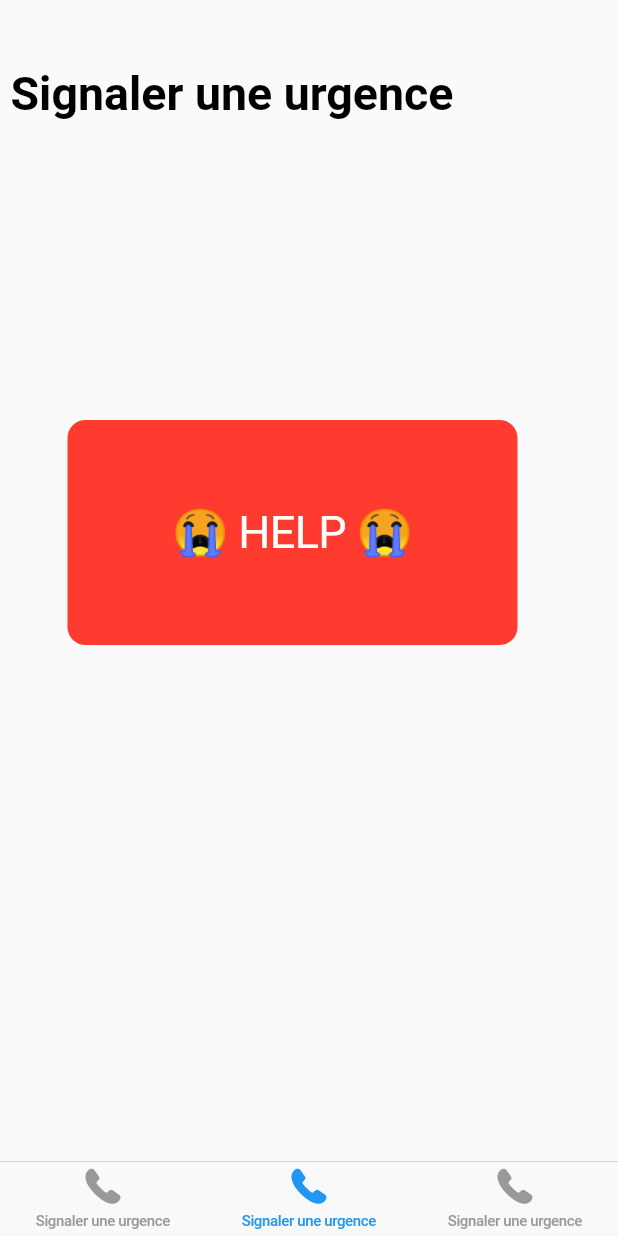
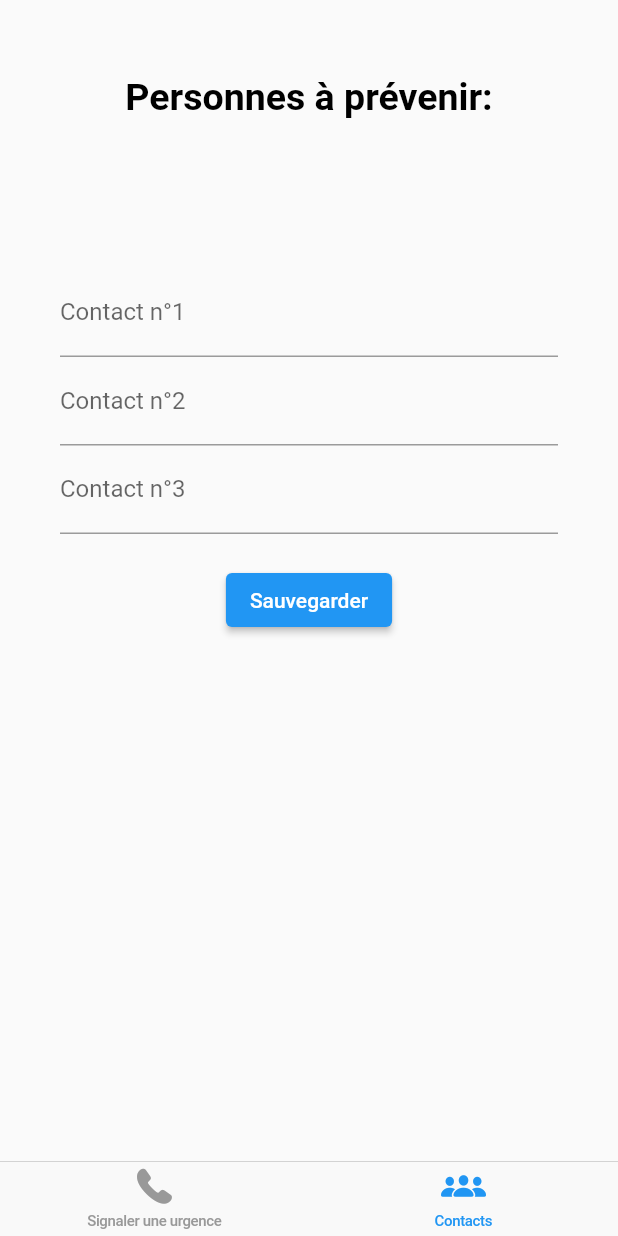
Before and after one commit to achillebourgault/Hackathon-May-2021, a Flutter app: the screen it shows after launch, item 2 of the bottom bar chosen, on a phone screen of 412 x 824 dp. Run offline on Flutter 3.47's test engine with Material 2 defaults, Android fonts, the phone set to English and light mode, and no system bars; our stand-ins replace geolocator, google_fonts, permission_handler, shared_preferences; missing offline and left inert: flutter_sound, telephony; Roboto replaces fonts that are missing (Candal).

Commit message:
[+]Contacts menu and help menu

```diff
--- /dev/null
+++ b/lib/contacts_menu.dart
@@ -0,0 +1,88 @@
+import 'package:flutter/cupertino.dart';
+import 'package:flutter/foundation.dart';
+import 'package:flutter/material.dart';
+import 'package:flutter/services.dart';
+import 'package:shared_preferences/shared_preferences.dart';
+import 'package:google_fonts/google_fonts.dart';
+
+class contacts_menu extends StatefulWidget {
+  const contacts_menu({Key? key}) : super(key: key);
+  static const title = "Contacts";
+  static const icon = Icon(CupertinoIcons.person_3_fill);
+
+  @override
+  _contacts_menuState createState() => _contacts_menuState();
+}
+
+class _contacts_menuState extends State<contacts_menu> {
+  final firstController = TextEditingController();
+  final secondController = TextEditingController();
+  final thirdController = TextEditingController();
+
+  Future<void> saveStringInLocalMemory(String key, String value) async {
+    var pref = await SharedPreferences.getInstance();
+    pref.setString(key, value);
+  }
+
+  Future<void> savePhoneNumbers() async {
+    saveStringInLocalMemory("FIRST_CONTACT", firstController.text);
+    saveStringInLocalMemory("SECOND_CONTACT", secondController.text);
+    saveStringInLocalMemory("THIRD_CONTACT", thirdController.text);
+  }
+
+  @override
+  Widget build(BuildContext context) {
+    return Material (
+      child: Container(
+        padding: const EdgeInsets.all(40.0),
+        child: new Column(
+          mainAxisAlignment: MainAxisAlignment.start,
+          children: <Widget>[
+              Container(
+                margin: const EdgeInsets.only(top: 10, bottom: 100),
+                child: Text(
+                  'Personnes à prévenir:',
+                  style: GoogleFonts.candal(
+                    fontSize: 25,
+                    fontWeight: FontWeight.w700,
+                    color: CupertinoColors.black,
+                  ),
+                ),
+              ),
+            new TextField(
+              controller: firstController,
+              decoration: new InputDecoration(labelText: "Contact n°1"),
+              keyboardType: TextInputType.number,
+              inputFormatters: <TextInputFormatter>[FilteringTextInputFormatter.digitsOnly],
+            ),
+            new TextField(
+              controller: secondController,
+              decoration: new InputDecoration(labelText: "Contact n°2"),
+              keyboardType: TextInputType.number,
+              inputFormatters: <TextInputFormatter>[FilteringTextInputFormatter.digitsOnly],
+            ),
+            new TextField(
+              controller: thirdController,
+              decoration: new InputDecoration(labelText: "Contact n°3"),
+              keyboardType: TextInputType.number,
+              inputFormatters: <TextInputFormatter>[FilteringTextInputFormatter.digitsOnly],
+            ),
+        Container(
+          margin: const EdgeInsets.only(top: 20),
+          child: ElevatedButton(
+              onPressed: () => savePhoneNumbers(),
+              child: Text("Sauvegarder"),
+            ),
+        ),
+          ],
+        ),
+      ),
+    );
+  }
+
+  @override
+  void dispose() {
+    firstController.dispose();
+    super.dispose();
+  }
+}
--- a/lib/main.dart
+++ b/lib/main.dart
@@ -1,7 +1,7 @@
 import 'package:flutter/material.dart';
 import 'package:flutter/cupertino.dart';
-
 import 'main_menu.dart';
+import 'contacts_menu.dart';
 
 void main() {
   runApp(ConnectedKeychainApp());
@@ -39,12 +39,8 @@ class _HomePageState extends State<HomePage> {
             icon: main_menu.icon,
           ),
           BottomNavigationBarItem(
-            label: main_menu.title,
-            icon: main_menu.icon,
-          ),
-          BottomNavigationBarItem(
-            label: main_menu.title,
-            icon: main_menu.icon,
+            label: contacts_menu.title,
+            icon: contacts_menu.icon,
           ),
         ],
       ),
@@ -57,13 +53,8 @@ class _HomePageState extends State<HomePage> {
             );
           case 1:
             return CupertinoTabView(
-              defaultTitle: main_menu.title,
-              builder: (context) => main_menu(),
-            );
-          case 2:
-            return CupertinoTabView(
-              defaultTitle: main_menu.title,
-              builder: (context) => main_menu(),
+              defaultTitle: contacts_menu.title,
+              builder: (context) => contacts_menu(),
             );
           default:
             assert(false, 'Unexpected tab');
```
Also changed, not shown: lib/help_menu.dart (added, +239 -0 lines), lib/main_menu.dart (+21 -5 lines), pubspec.yaml (+8 -0 lines), pubspec.lock, 4 other files.
